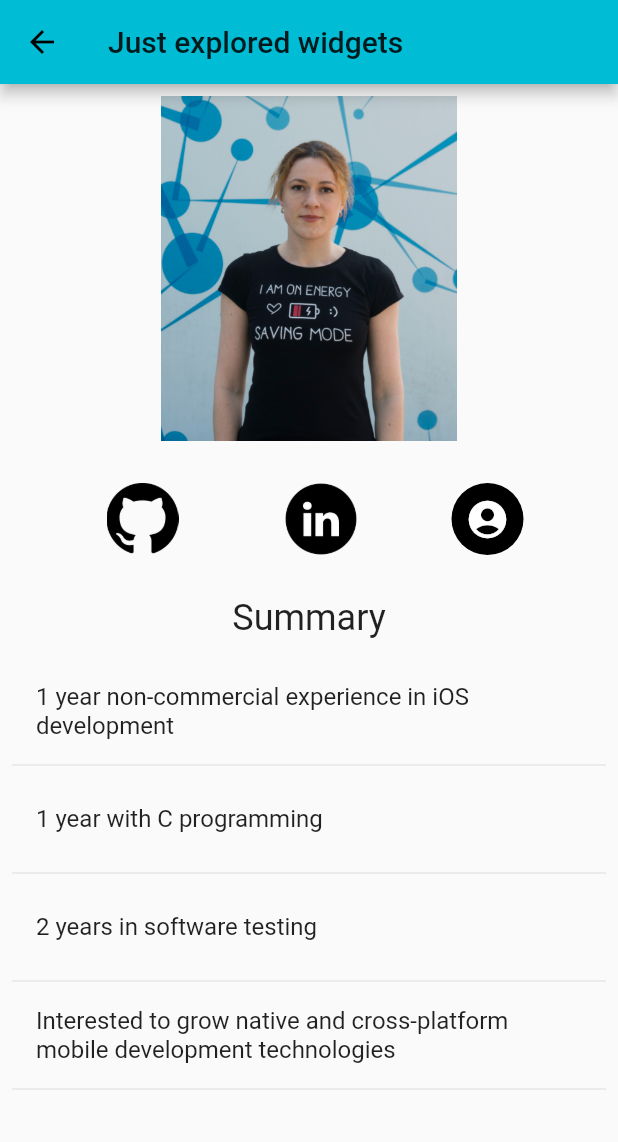
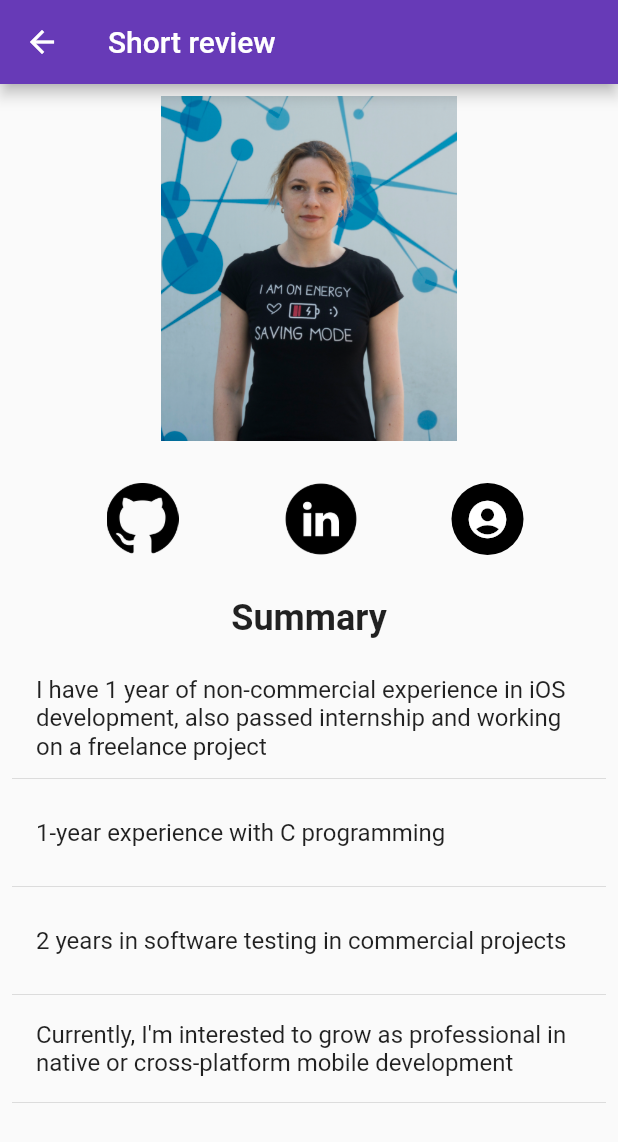
Before and after one commit to ViktoriaLi/Hey_there_flutter, a Flutter app: the CVPage screen opened directly, on a phone screen of 412 x 824 dp. Shown: the top 1142 px of the screen. Run offline on Flutter 3.47's test engine with Material 2 defaults, Android fonts, the phone set to English and light mode, and no system bars.

Commit message:
Improve UI

```diff
--- a/lib/CVPage.dart
+++ b/lib/CVPage.dart
@@ -4,10 +4,10 @@ import 'OpenUrl.dart';
 
 class CVPage extends StatelessWidget {
   var texts = [
-    '1 year non-commercial experience in iOS development',
-    '1 year with C programming',
-    '2 years in software testing',
-    'Interested to grow native and cross-platform mobile development technologies'
+    'I have 1 year of non-commercial experience in iOS development, also passed internship and working on a freelance project',
+    '1-year experience with C programming',
+    '2 years in software testing in commercial projects',
+    'Currently, I\'m interested to grow as professional in native or cross-platform mobile development'
   ];
 
   var urlOpener = OpenUrl();
@@ -16,7 +16,10 @@ class CVPage extends StatelessWidget {
   Widget build(BuildContext context) {
     return Scaffold(
       appBar: AppBar(
-        title: Text("Just explored widgets"),
+        iconTheme: IconThemeData(
+          color: Colors.white,
+        ),
+        title: Text("Short review", style: TextStyle(color: Colors.white)),
       ),
       body: Information(),
     );
@@ -85,9 +88,7 @@ class CVPage extends StatelessWidget {
       padding: const EdgeInsets.only(bottom: 20),
       child: Text(
         'Summary',
-        style: TextStyle(
-          fontSize: 24,
-        ),
+        style: TextStyle(fontSize: 24, fontWeight: FontWeight.bold),
       ),
     );
   }
@@ -113,7 +114,7 @@ class CVPage extends StatelessWidget {
     return Container(
       height: 50,
       color: Colors.amber[100],
-      child: new Center(child: Text(text)),
+      child: new Center(child: Text(text, style: TextStyle(fontSize: 20))),
     );
   }
 }
```
Also changed, not shown: lib/main.dart (+6 -5 lines), 16 other files.
